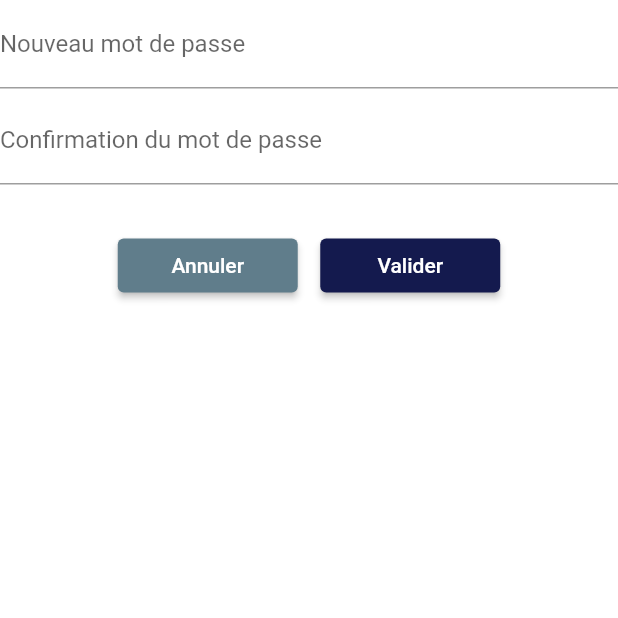
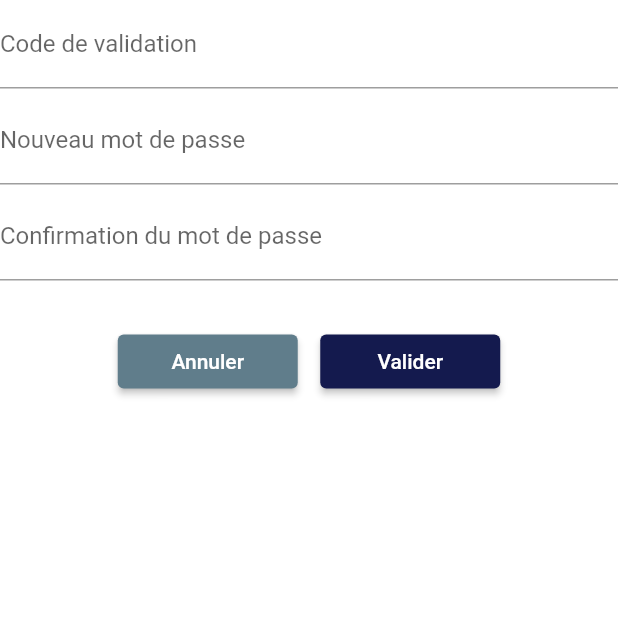
Before and after one commit to Darylabrador/hackathon_mobile, a Flutter app: the ActResetForm screen opened directly, on a phone screen of 412 x 824 dp, the top half of it. Run offline on Flutter 3.47's test engine with Material 2 defaults, Android fonts, the phone set to English and light mode, and no system bars; our stand-ins replace jwt_decoder, material_design_icons_flutter, shared_preferences; missing offline and left inert: scroll_indicator; accounts and stored records are empty.

```diff
--- a/lib/utils/constant_variables.dart
+++ b/lib/utils/constant_variables.dart
@@ -1,5 +1,5 @@
 class ConstantVariables {
   static const startingURL =
-      "https://1019-2a01-cb22-916-f700-bd8d-fdbe-fda4-7a6b.ngrok.io/api";
+      "https://c386-2a01-cb22-916-f700-f93a-8e4-5eb6-d647.ngrok.io/api";
   // static const startingURL = "https://api.hackathon.run";
 }
--- a/lib/widgets/resetPwd/act_reset_form.dart
+++ b/lib/widgets/resetPwd/act_reset_form.dart
@@ -17,10 +17,16 @@ class ActResetForm extends StatefulWidget {
 
 class _ActResetFormState extends State<ActResetForm> {
   final _formKey = GlobalKey<FormState>();
-  final passwordController = TextEditingController();
-  final passwordConfirmController = TextEditingController();
+  final _codeController = TextEditingController();
+  final _passwordController = TextEditingController();
+  final _passwordConfirmController = TextEditingController();
+  var _loading = false;
 
   Future<void> _submitHandler(BuildContext context) async {
+    setState(() {
+      _loading = true;
+    });
+
     try {
       if (!_formKey.currentState!.validate()) {
         return;
@@ -31,8 +37,9 @@ class _ActResetFormState extends State<ActResetForm> {
         context,
         listen: false,
       ).updateForgottenPassword(
-        password: passwordController.text.trim(),
-        passwordConfirm: passwordConfirmController.text.trim(),
+        code: _codeController.text.trim(),
+        password: _passwordController.text.trim(),
+        passwordConfirm: _passwordConfirmController.text.trim(),
       );
 
       Snackbar.showScaffold(result["message"], result["success"], context);
@@ -40,26 +47,46 @@ class _ActResetFormState extends State<ActResetForm> {
       if (result["success"]) {
         Navigator.of(context).pushReplacementNamed(LoginScreen.routeName);
       }
-
-      _formKey.currentState!.reset();
     } catch (e) {
       Snackbar.showScaffold(e.toString(), false, context);
     }
+
+    setState(() {
+      _loading = false;
+    });
   }
 
   @override
   Widget build(BuildContext context) {
+    if (_loading) {
+      return const Center(
+        child: CircularProgressIndicator(),
+      );
+    }
+
     return Form(
       key: _formKey,
       child: Column(
         children: [
           TextFormField(
             autocorrect: false,
-            controller: passwordController,
+            controller: _codeController,
+            decoration: const InputDecoration(
+              labelText: "Code de validation",
+            ),
+            textInputAction: TextInputAction.done,
+            validator: (value) {
+              return ValidatorService.validateField(value);
+            },
+          ),
+          const SizedBox(height: 5),
+          TextFormField(
+            autocorrect: false,
+            controller: _passwordController,
             decoration: const InputDecoration(
               labelText: "Nouveau mot de passe",
             ),
-            textInputAction: TextInputAction.next,
+            textInputAction: TextInputAction.done,
             obscureText: true,
             validator: (value) {
               return ValidatorService.validatePassword(value);
@@ -68,7 +95,7 @@ class _ActResetFormState extends State<ActResetForm> {
           const SizedBox(height: 5),
           TextFormField(
             autocorrect: false,
-            controller: passwordConfirmController,
+            controller: _passwordConfirmController,
             decoration: const InputDecoration(
               labelText: "Confirmation du mot de passe",
             ),
```
Also changed, not shown: lib/providers/phase_provider.dart (+4 -3 lines), lib/providers/reset_pwd_forgotten_provider.dart (+2 -10 lines), lib/widgets/resetPwd/ask_reset_form.dart (+17 -2 lines).
